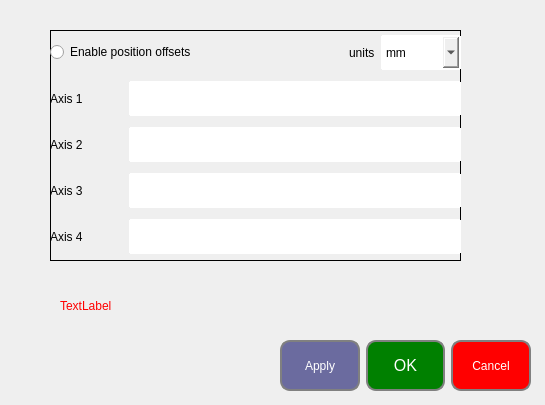
guepy/ECA_ZMI4104C_main, file ECA_SOLEIL_ZMI4104C/positionoffsetform.ui: the form before one commit.
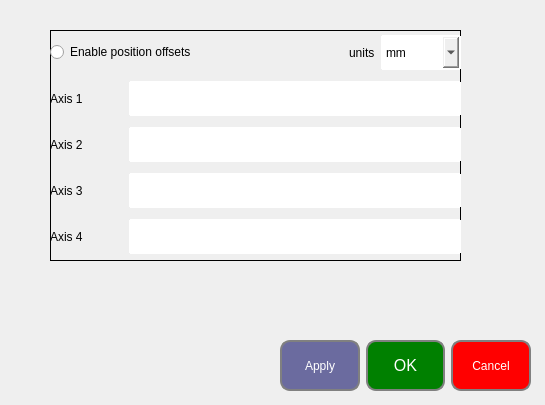
The form after the commit.

Patch:
```diff
--- a/ECA_SOLEIL_ZMI4104C/positionoffsetform.ui
+++ b/ECA_SOLEIL_ZMI4104C/positionoffsetform.ui
@@ -389,24 +389,6 @@
     </item>
    </layout>
   </widget>
-  <widget class="QLabel" name="label">
-   <property name="geometry">
-    <rect>
-     <x>60</x>
-     <y>290</y>
-     <width>351</width>
-     <height>31</height>
-    </rect>
-   </property>
-   <property name="styleSheet">
-    <string notr="true">
-font: 75 12pt &quot;MS Shell Dlg 2&quot;;
-color: red;</string>
-   </property>
-   <property name="text">
-    <string>TextLabel</string>
-   </property>
-  </widget>
  </widget>
  <resources/>
  <connections/>
```
Left out of the diff: 2 changed lines with no effect on the pictures.
